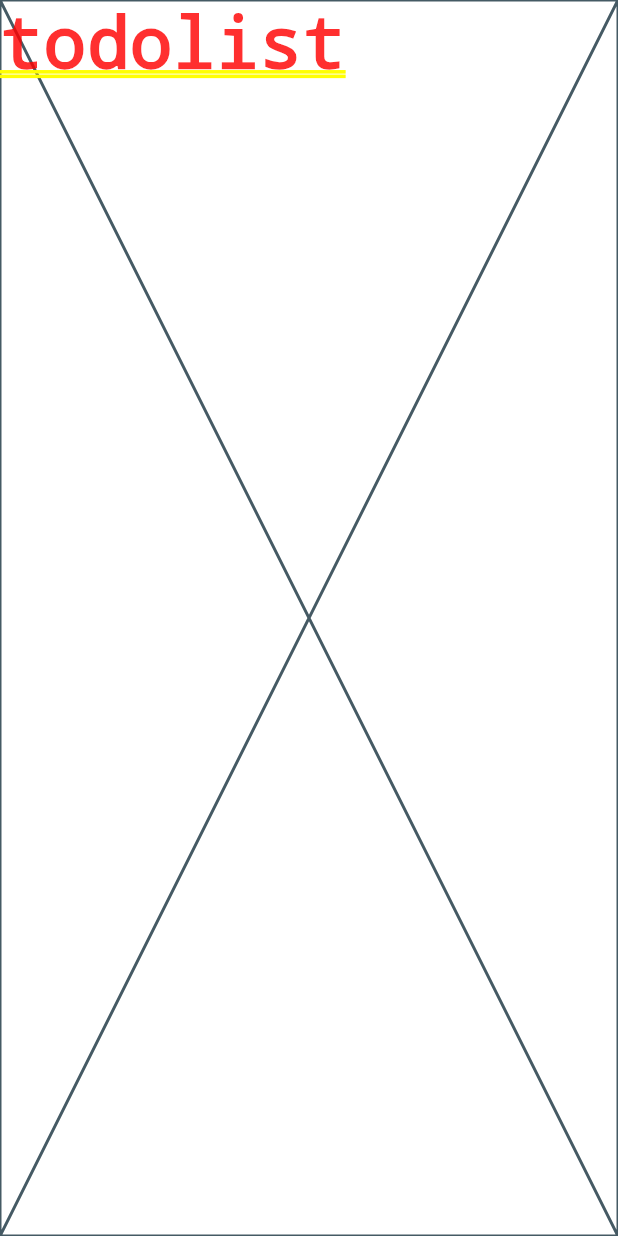
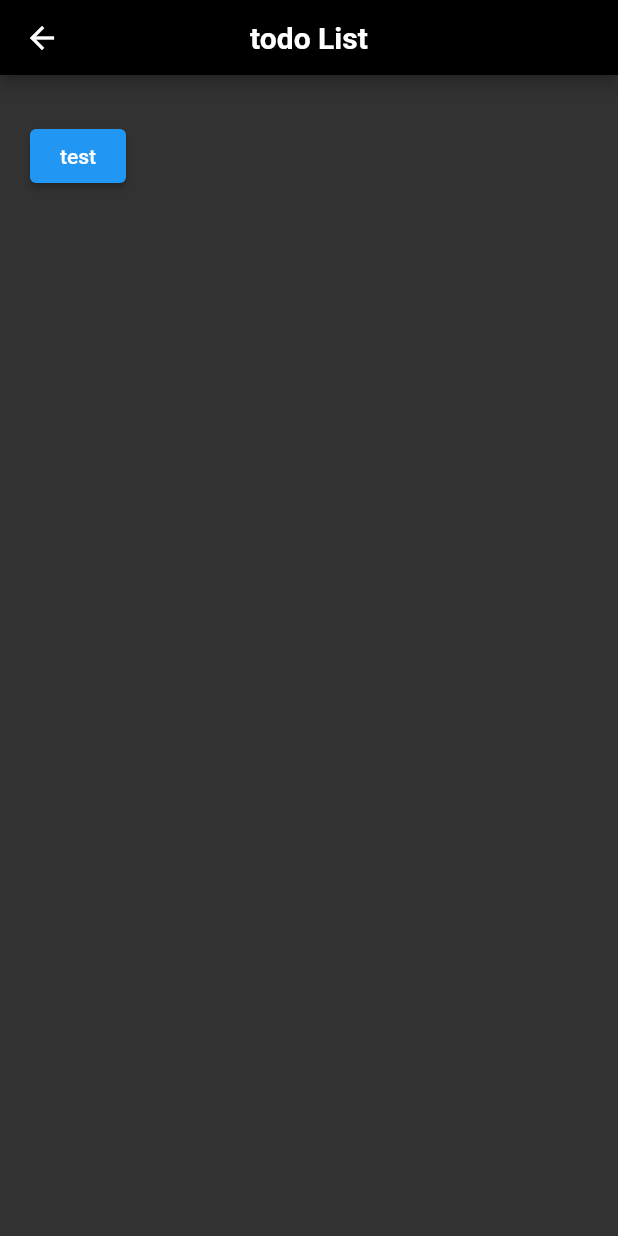
Before and after one commit to chobkyu/todoList, a Flutter app: the screen it shows after launch, after a tap on "todolist", on a phone screen of 412 x 824 dp. Run offline on Flutter 3.47's test engine with Material 2 defaults, Android fonts, the phone set to English and light mode, and no system bars; our stand-ins replace cloud_firestore, firebase_core; accounts and stored records are empty.

Commit message:
try to get list

```diff
--- /dev/null
+++ b/lib/models/TodoModel.dart
@@ -0,0 +1,12 @@
+class ToDoModel{
+  final String todo,detail,id;
+  final DateTime dateTime;
+  final bool doIt;
+
+  ToDoModel.fromJson(Map<String,dynamic> json)
+    : todo = json['todo'],
+      detail = json['detail'],
+      id = json['id'],
+      dateTime = json['dateTime'],
+      doIt = json['doIt'];
+}
--- a/lib/screens/create_todo.dart
+++ b/lib/screens/create_todo.dart
@@ -2,6 +2,8 @@ import 'package:flutter/material.dart';
 import 'package:todolist/screens/home_screen.dart';
 import 'package:todolist/service/CreateTodoService.dart';
 import 'package:todolist/widgets/textStr.dart';
+
+import '../widgets/customAppBar.dart';
 
 class CreateToDo extends StatefulWidget {
   const CreateToDo({super.key});
@@ -45,7 +47,7 @@ class _CreateToDoState extends State<CreateToDo> {
               Navigator.pushReplacement(
                   context,
                   MaterialPageRoute(builder: (context){
-                    return HomeScreen();
+                    return const HomeScreen();
                   }));
             },
           )
@@ -58,13 +60,9 @@ class _CreateToDoState extends State<CreateToDo> {
   Widget build(BuildContext context) {
     return Scaffold(
       backgroundColor: const Color.fromARGB(255, 51, 50, 50),
-      appBar: AppBar(
-        title: const Text(
-          'Create',
-          style: TextStyle(fontWeight: FontWeight.w700),
-        ),
-        backgroundColor: Colors.black,
-        centerTitle: true,
+      appBar: const PreferredSize(
+        preferredSize: Size.fromHeight(50),
+        child:  CustomAppBar(title: 'Create'),
       ),
       body: SingleChildScrollView(
         padding: const EdgeInsets.symmetric(horizontal: 20, vertical: 30),
--- a/lib/screens/home_screen.dart
+++ b/lib/screens/home_screen.dart
@@ -3,6 +3,8 @@ import 'package:todolist/screens/complete_todo.dart';
 import 'package:todolist/screens/create_todo.dart';
 import 'package:todolist/screens/todoList.dart';
 import 'package:todolist/widgets/button.dart';
+
+import '../widgets/customAppBar.dart';
 
 class HomeScreen extends StatelessWidget {
   const HomeScreen({super.key});
@@ -11,17 +13,9 @@ class HomeScreen extends StatelessWidget {
   Widget build(BuildContext context) {
     return Scaffold(
       backgroundColor: const Color.fromARGB(255, 51, 50, 50),
-      appBar: AppBar(
-        title: const Center(
-          child: Text(
-            'To Do list',
-            style: TextStyle(
-              fontWeight: FontWeight.w600,
-            ),
-          ),
-        ),
-        backgroundColor: Colors.black,
-        centerTitle: true,
+      appBar: const PreferredSize(
+        preferredSize: Size.fromHeight(50),
+        child:  CustomAppBar(title: 'To Do List'),
       ),
       body: Padding(
         padding: const EdgeInsets.symmetric(
--- a/lib/screens/todoList.dart
+++ b/lib/screens/todoList.dart
@@ -1,12 +1,39 @@
 import 'package:flutter/material.dart';
+import 'package:todolist/service/CreateTodoService.dart';
+import 'package:todolist/service/GetListService.dart';
+import 'package:todolist/widgets/customAppBar.dart';
 
-class TodoList extends StatelessWidget {
+import '../models/TodoModel.dart';
+
+class TodoList extends StatefulWidget {
   const TodoList({super.key});
 
   @override
+  State<TodoList> createState() => _TodoListState();
+}
+
+class _TodoListState extends State<TodoList> {
+  final Future<List<ToDoModel>> todoList = GetListService().getList();
+
+  void testList(){
+    print(todoList);
+  }
+  @override
   Widget build(BuildContext context) {
-    return const Placeholder(
-      child: Text('todolist'),
+    return Scaffold(
+      backgroundColor: Color.fromARGB(255, 51 , 50, 50),
+      appBar:PreferredSize(
+        preferredSize: Size.fromHeight(50),
+        child:  CustomAppBar(title: 'todo List'),
+      ),
+      body: SingleChildScrollView(
+        padding: EdgeInsets.symmetric(horizontal: 20, vertical: 30),
+        child: Column(
+          children: [
+            ElevatedButton(onPressed:(){ print(todoList);}, child: Text('test'))
+          ],
+        ),
+      ),
     );
   }
 }
--- a/lib/service/CreateTodoService.dart
+++ b/lib/service/CreateTodoService.dart
@@ -1,4 +1,5 @@
 import 'package:cloud_firestore/cloud_firestore.dart';
+
 
 class CreateTodoService {
   final FirebaseFirestore _firestore = FirebaseFirestore.instance;
@@ -14,6 +15,8 @@ class CreateTodoService {
       "todo": todo,
       "detail": detail,
       "dateTime": dateTime,
+      "doIt":false,
     });
   }
+
 }
--- /dev/null
+++ b/lib/service/GetListService.dart
@@ -0,0 +1,15 @@
+import 'package:cloud_firestore/cloud_firestore.dart';
+
+import '../models/TodoModel.dart';
+
+class GetListService {
+  final FirebaseFirestore _firestore = FirebaseFirestore.instance;
+
+  Future<List<ToDoModel>> getList() async {
+    QuerySnapshot<Map<String,dynamic>> _snapshot = await _firestore.collection('todo').get();
+    List<ToDoModel> _result = _snapshot.docs.map((e)=> ToDoModel.fromJson(e.data())).toList();
+
+    print(_result);
+    return _result;
+  }
+}
--- /dev/null
+++ b/lib/widgets/customAppBar.dart
@@ -0,0 +1,22 @@
+import 'package:flutter/material.dart';
+
+class CustomAppBar extends StatelessWidget {
+  final String title;
+
+  const CustomAppBar({
+    super.key,
+    required this.title
+  });
+
+  @override
+  PreferredSizeWidget build(BuildContext context) {
+    return AppBar(
+      title: Text(
+        title,
+        style: const TextStyle(fontWeight: FontWeight.w700),
+      ),
+      backgroundColor: Colors.black,
+      centerTitle: true,
+    );
+  }
+}
```
